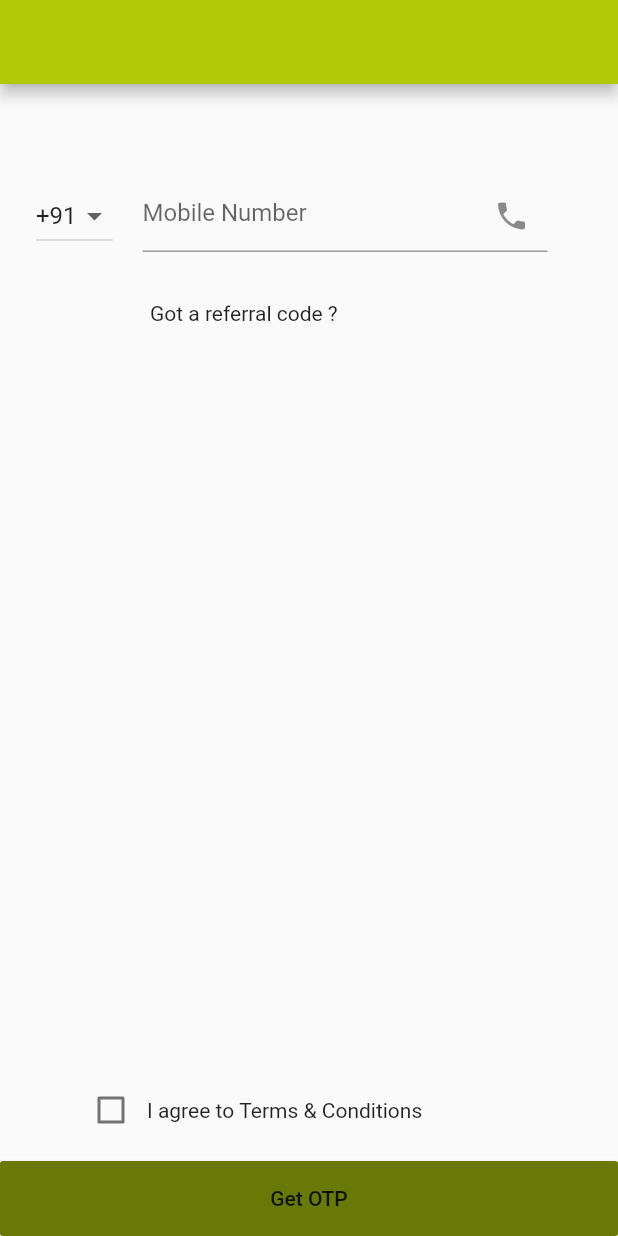
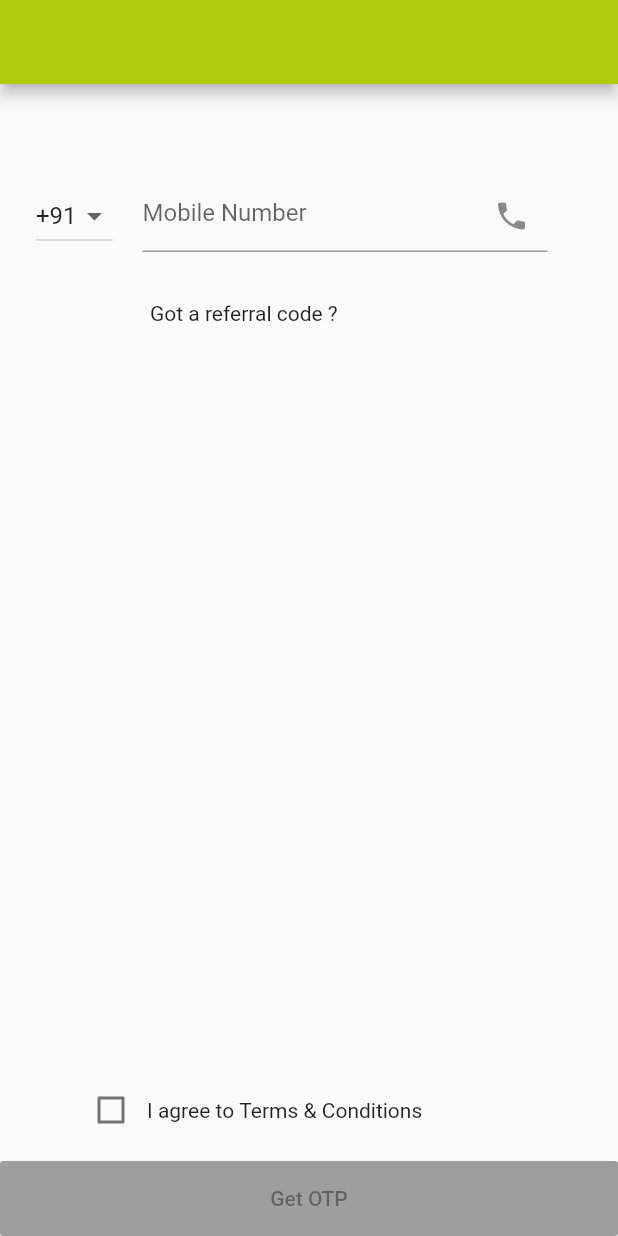
Before and after one commit to SoftHeroes/UKMF_Laravel, a Flutter app: the screen it shows after launch, on a phone screen of 412 x 824 dp. Run offline on Flutter 3.47's test engine with Material 2 defaults, Android fonts, the phone set to English and light mode, and no system bars.

Commit message:
Mobile Number Verification All UI Done

```diff
--- a/Flutter/ukmf/lib/main.dart
+++ b/Flutter/ukmf/lib/main.dart
@@ -1,7 +1,7 @@
 import './appTheme.dart';
 import 'package:flutter/material.dart';
 import 'package:flutter/cupertino.dart';
-import 'mobileNumberVerification.dart';
+import './mobileNumberVerification/mobileNumberVerification.dart';
 
 main() => runApp(MyApp());
 
--- a/Flutter/ukmf/lib/mobileNumberVerification.dart
+++ /dev/null
@@ -1,116 +0,0 @@
-import 'package:flutter/material.dart';
-import 'package:ukmf/appTheme.dart';
-import 'package:ukmf/dropdownlist.dart';
-import 'package:ukmf/referralCode.dart';
-
-import 'mobileNumberTextField.dart';
-
-class MobileNumberVerification extends StatefulWidget {
-  _MobileNumberVerificationState createState() =>
-      _MobileNumberVerificationState();
-}
-
-class _MobileNumberVerificationState extends State<MobileNumberVerification> {
-  final _formKey = GlobalKey<FormState>();
-
-  @override
-  Widget build(BuildContext context) {
-    return Form(
-      key: _formKey,
-      child: Column(
-        crossAxisAlignment: CrossAxisAlignment.start,
-        children: <Widget>[
-          Padding(
-            padding: EdgeInsets.fromLTRB(24.0, 64.0, 0, 0),
-            child: Row(
-              children: <Widget>[
-                DropDownList(
-                  [
-                    '+91',
-                    '+12',
-                    '+98',
-                    '+45',
-                    '+65',
-                    '+68',
-                    '+55',
-                    '+56',
-                    '+57',
-                    '+58'
-                  ],
-                  dropDownDefaultValue: '+91',
-                ),
-                SizedBox(
-                  width: 20.0,
-                ),
-                MobileNumberTextField()
-              ],
-            ),
-          ),
-          ReferralCode(),
-          Expanded(
-            child: Stack(
-              alignment: Alignment.bottomCenter,
-              children: <Widget>[
-                MaterialButton(
-                  minWidth: double.infinity,
-                  height: 50.0,
-                  animationDuration: Duration(seconds: 10),
-                  onPressed: () {
-                    if (_formKey.currentState.validate()) {
-                      // If the form is valid, display a Snackbar.
-                      Scaffold.of(context).showSnackBar(
-                          SnackBar(content: Text('Processing Data')));
-                    }
-                  },
-                  child: Text(
-                    'Get OTP',
-                    style: AppTheme(appTextColor: Colors.white).appTextStyle,
-                  ),
-                  color: AppTheme().myPrimaryMaterialColor.shade800,
-                ),
-                Padding(
-                  padding: EdgeInsets.fromLTRB(50.0, 0, 0, 60.0),
-                  child: CheckBoxIAgree(),
-                )
-              ],
-            ),
-          )
-        ],
-      ),
-    );
-  }
-}
-
-class CheckBoxIAgree extends StatefulWidget {
-  _CheckBoxIAgreeState createState() => _CheckBoxIAgreeState();
-}
-
-class _CheckBoxIAgreeState extends State<CheckBoxIAgree> {
-  double _textSize = 14.0;
-  bool checkBoxValue = false;
-
-  @override
-  Widget build(BuildContext context) {
-    return Row(
-      children: <Widget>[
-        Checkbox(
-          onChanged: (bool value) {
-            setState(() {
-              checkBoxValue = !checkBoxValue;
-            });
-          },
-          value: checkBoxValue,
-        ),
-        Text(
-          'I agree to ',
-          style: AppTheme(appTextFontSize: _textSize).appTextStyle,
-        ),
-        Text(
-          'Terms & Conditions',
-          style:
-              AppTheme(isLink: true, appTextFontSize: _textSize).appTextStyle,
-        )
-      ],
-    );
-  }
-}
--- /dev/null
+++ b/Flutter/ukmf/lib/mobileNumberVerification/checkBoxIAgree.dart
@@ -0,0 +1,36 @@
+import '../appTheme.dart';
+
+import 'package:flutter/material.dart';
+import 'package:provider/provider.dart';
+
+import 'mySchedule.dart';
+
+class CheckBoxIAgree extends StatefulWidget {
+  _CheckBoxIAgreeState createState() => _CheckBoxIAgreeState();
+}
+
+class _CheckBoxIAgreeState extends State<CheckBoxIAgree> {
+  double _textSize = 14.0;
+
+  @override
+  Widget build(BuildContext context) {
+    final schedule = Provider.of<MyScheduler>(context);
+    return Row(
+      children: <Widget>[
+        Checkbox(
+          onChanged: (value) => schedule.isIAgree = value,
+          value: schedule.isIAgree,
+        ),
+        Text(
+          'I agree to ',
+          style: AppTheme(appTextFontSize: _textSize).appTextStyle,
+        ),
+        Text(
+          'Terms & Conditions',
+          style:
+              AppTheme(isLink: true, appTextFontSize: _textSize).appTextStyle,
+        )
+      ],
+    );
+  }
+}
--- a/Flutter/ukmf/lib/dropdownlist.dart
+++ b/Flutter/ukmf/lib/mobileNumberVerification/dropdownlist.dart
@@ -1,5 +1,6 @@
+import '../appTheme.dart';
+
 import 'package:flutter/material.dart';
-import 'appTheme.dart';
 
 class DropDownList extends StatefulWidget {
   final List listValues;
--- /dev/null
+++ b/Flutter/ukmf/lib/mobileNumberVerification/getOTPButton.dart
@@ -0,0 +1,42 @@
+import '../appTheme.dart';
+
+import 'package:flutter/material.dart';
+import 'package:provider/provider.dart';
+
+import 'mySchedule.dart';
+
+class GetOTPButton extends StatelessWidget {
+  const GetOTPButton({
+    Key key,
+    @required GlobalKey<FormState> formKey,
+  })  : _formKey = formKey,
+        super(key: key);
+
+  final GlobalKey<FormState> _formKey;
+
+  @override
+  Widget build(BuildContext context) {
+    return Consumer<MyScheduler>(
+      builder: (context, scheduler, _) => MaterialButton(
+            disabledColor: Colors.grey,
+            minWidth: double.infinity,
+            height: 50.0,
+            animationDuration: Duration(seconds: 10),
+            onPressed: !scheduler.isIAgree
+                ? null
+                : () {
+                    if (_formKey.currentState.validate()) {
+                      // If the form is valid, display a Snackbar.
+                      Scaffold.of(context).showSnackBar(
+                          SnackBar(content: Text('Processing Data')));
+                    }
+                  },
+            child: Text(
+              'Get OTP',
+              style: AppTheme(appTextColor: Colors.white).appTextStyle,
+            ),
+            color: AppTheme().myPrimaryMaterialColor.shade800,
+          ),
+    );
+  }
+}
--- a/Flutter/ukmf/lib/mobileNumberTextField.dart
+++ b/Flutter/ukmf/lib/mobileNumberVerification/mobileNumberTextField.dart
@@ -1,6 +1,7 @@
+import '../appTheme.dart';
+
 import 'package:flutter/material.dart';
 import 'package:flutter/services.dart';
-import 'package:ukmf/appTheme.dart';
 
 class MobileNumberTextField extends StatelessWidget {
   final double widthLength;
--- /dev/null
+++ b/Flutter/ukmf/lib/mobileNumberVerification/mobileNumberVerification.dart
@@ -0,0 +1,72 @@
+import 'package:flutter/material.dart';
+import 'package:provider/provider.dart';
+
+import 'dropdownlist.dart';
+import 'mySchedule.dart';
+import 'referralCode.dart';
+import 'checkBoxIAgree.dart';
+import 'getOTPButton.dart';
+import 'mobileNumberTextField.dart';
+
+class MobileNumberVerification extends StatefulWidget {
+  _MobileNumberVerificationState createState() =>
+      _MobileNumberVerificationState();
+}
+
+class _MobileNumberVerificationState extends State<MobileNumberVerification> {
+  final _formKey = GlobalKey<FormState>();
+
+  @override
+  Widget build(BuildContext context) {
+    return Form(
+      key: _formKey,
+      child: Column(
+        crossAxisAlignment: CrossAxisAlignment.start,
+        children: <Widget>[
+          Padding(
+            padding: EdgeInsets.fromLTRB(24.0, 64.0, 0, 0),
+            child: Row(
+              children: <Widget>[
+                DropDownList(
+                  [
+                    '+91',
+                    '+12',
+                    '+98',
+                    '+45',
+                    '+65',
+                    '+68',
+                    '+55',
+                    '+56',
+                    '+57',
+                    '+58'
+                  ],
+                  dropDownDefaultValue: '+91',
+                ),
+                SizedBox(
+                  width: 20.0,
+                ),
+                MobileNumberTextField()
+              ],
+            ),
+          ),
+          ReferralCode(),
+          Expanded(
+            child: ChangeNotifierProvider(
+              builder: (context) => MyScheduler(),
+              child: Stack(
+                alignment: Alignment.bottomCenter,
+                children: <Widget>[
+                  new GetOTPButton(formKey: _formKey),
+                  Padding(
+                    padding: EdgeInsets.fromLTRB(50.0, 0, 0, 60.0),
+                    child: CheckBoxIAgree(),
+                  )
+                ],
+              ),
+            ),
+          )
+        ],
+      ),
+    );
+  }
+}
--- /dev/null
+++ b/Flutter/ukmf/lib/mobileNumberVerification/mySchedule.dart
@@ -0,0 +1,11 @@
+import 'package:flutter/foundation.dart';
+
+class MyScheduler with ChangeNotifier {
+  bool _isIAgree = false;
+  bool get isIAgree => _isIAgree;
+
+  set isIAgree(bool newValue) {
+    _isIAgree = newValue;
+    notifyListeners();
+  }
+}
--- a/Flutter/ukmf/lib/referralCode.dart
+++ b/Flutter/ukmf/lib/mobileNumberVerification/referralCode.dart
@@ -1,5 +1,6 @@
+import '../appTheme.dart';
+
 import 'package:flutter/material.dart';
-import './appTheme.dart';
 
 class ReferralCode extends StatefulWidget {
   _ReferralCodeState createState() => _ReferralCodeState();
--- a/Flutter/ukmf/pubspec.yaml
+++ b/Flutter/ukmf/pubspec.yaml
@@ -27,7 +27,7 @@ dependencies:
 dev_dependencies:
   flutter_test:
     sdk: flutter
-
+  provider:
 
 # For information on the generic Dart part of this file, see the
 # following page: https://www.dartlang.org/tools/pub/pubspec
```
Also changed, not shown: Flutter/ukmf/pubspec.lock.
